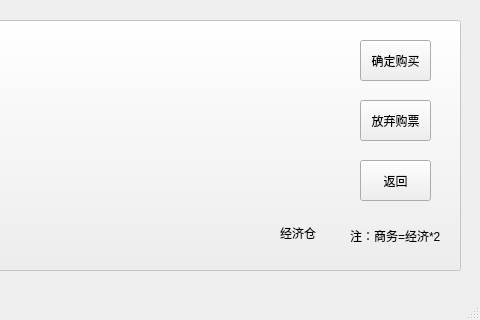
First picture: the form in ticketwindow.ui, repository bjutSecurityst/Dtrip, before the edit; both pictures show x 800 to 1280 and y 400 to 720 of the 1280 by 720 pixel window.
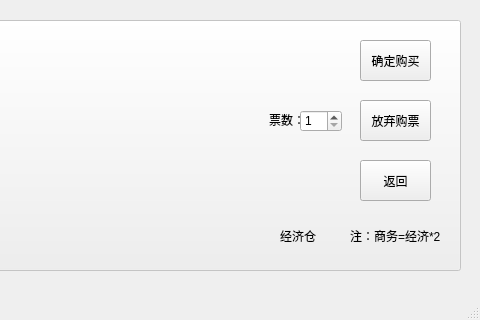
Second picture: the form after the edit. Icons and pictures are not drawn.

Diff of the .ui file:
```diff
--- a/ticketwindow.ui
+++ b/ticketwindow.ui
@@ -185,7 +185,7 @@
     <property name="geometry">
      <rect>
       <x>1080</x>
-      <y>622</y>
+      <y>625</y>
       <width>51</width>
       <height>21</height>
      </rect>
@@ -197,6 +197,35 @@
      <string>经济仓</string>
     </property>
    </widget>
+   <widget class="QSpinBox" name="spinBox">
+    <property name="geometry">
+     <rect>
+      <x>1100</x>
+      <y>510</y>
+      <width>42</width>
+      <height>22</height>
+     </rect>
+    </property>
+    <property name="minimum">
+     <number>1</number>
+    </property>
+    <property name="maximum">
+     <number>10</number>
+    </property>
+   </widget>
+   <widget class="QLabel" name="label_5">
+    <property name="geometry">
+     <rect>
+      <x>1069</x>
+      <y>510</y>
+      <width>31</width>
+      <height>20</height>
+     </rect>
+    </property>
+    <property name="text">
+     <string>票数：</string>
+    </property>
+   </widget>
    <zorder>pushButton</zorder>
    <zorder>label</zorder>
    <zorder>verticalLayoutWidget</zorder>
@@ -208,6 +237,8 @@
    <zorder>pushButton_4</zorder>
    <zorder>label_3</zorder>
    <zorder>label_4</zorder>
+   <zorder>spinBox</zorder>
+   <zorder>label_5</zorder>
   </widget>
   <widget class="QStatusBar" name="statusbar"/>
  </widget>
```
